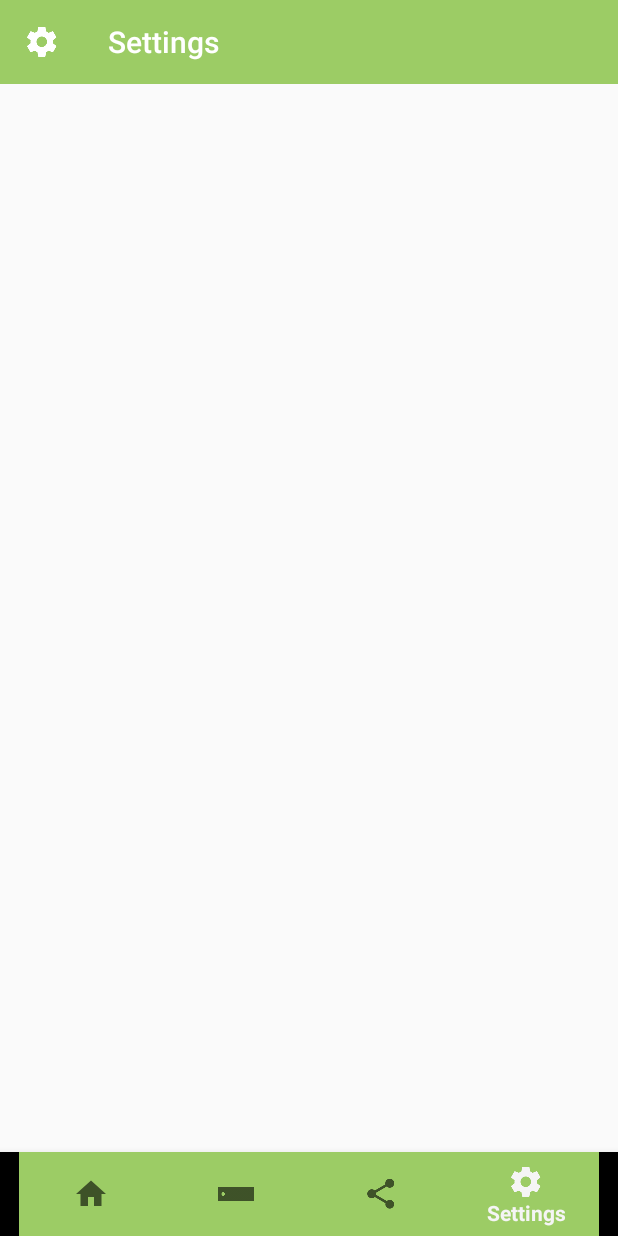
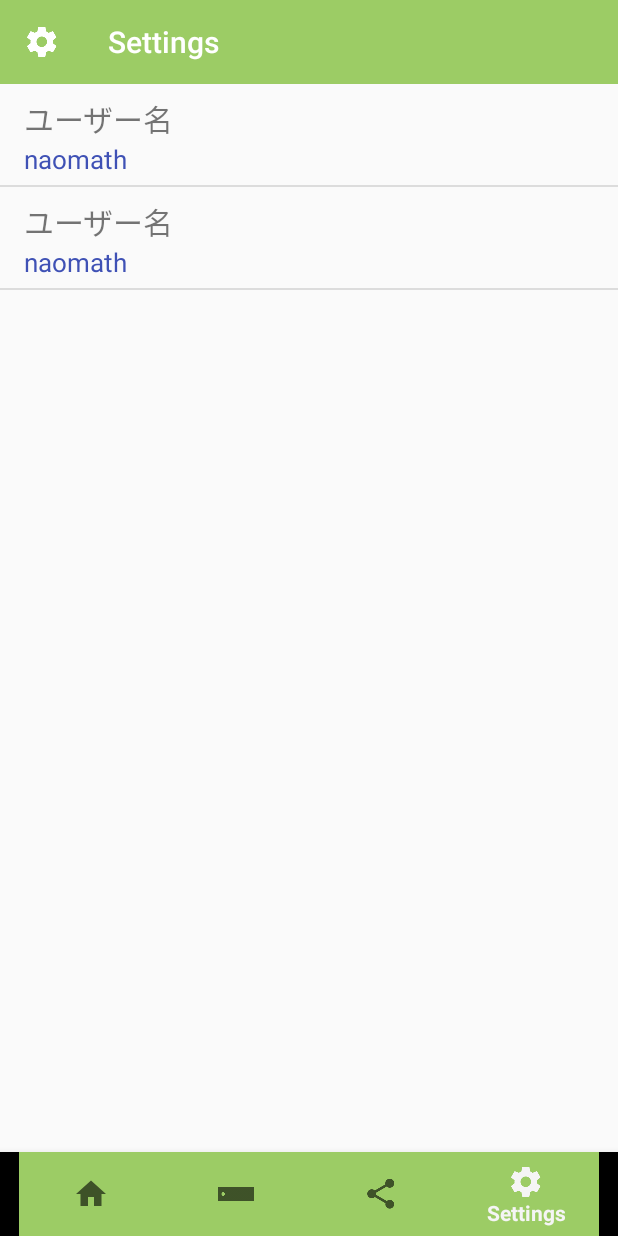
Before and after one commit to Naomath/EnglishFlashCards, an Android app: the HomeFragment screen opened directly, with no data from a screen before it, item 4 of the bottom bar chosen, on a phone screen of 412 x 824 dp. Run offline under Robolectric (Android 15) with nearby library versions, the phone set to English and light mode, and no system bars; libraries missing offline, so code that uses them is left out: com.github.mikephil.charting; 5 statements that could not run were skipped.

```diff
--- a/app/src/main/java/com/example/gotounaoto/myapplication/Fragment/SettingsUserFragment.java
+++ b/app/src/main/java/com/example/gotounaoto/myapplication/Fragment/SettingsUserFragment.java
@@ -1,109 +1,65 @@
 package com.example.gotounaoto.myapplication.Fragment;
 
 import android.content.Context;
-import android.net.Uri;
+import android.content.SharedPreferences;
 import android.os.Bundle;
 import android.support.v4.app.Fragment;
 import android.view.LayoutInflater;
 import android.view.View;
 import android.view.ViewGroup;
+import android.widget.ListView;
 
 import com.example.gotounaoto.myapplication.R;
+import com.example.gotounaoto.myapplication.adapters.SettingUserAdapter;
+import com.example.gotounaoto.myapplication.classes.TwoText;
 
-/**
- * A simple {@link Fragment} subclass.
- * Activities that contain this fragment must implement the
- * {@link SettingsUserFragment.OnFragmentInteractionListener} interface
- * to handle interaction events.
- * Use the {@link SettingsUserFragment#newInstance} factory method to
- * create an instance of this fragment.
- */
+import java.util.ArrayList;
+import java.util.List;
+
 public class SettingsUserFragment extends Fragment {
-    // TODO: Rename parameter arguments, choose names that match
-    // the fragment initialization parameters, e.g. ARG_ITEM_NUMBER
-    private static final String ARG_PARAM1 = "param1";
-    private static final String ARG_PARAM2 = "param2";
 
-    // TODO: Rename and change types of parameters
-    private String mParam1;
-    private String mParam2;
-
-    private OnFragmentInteractionListener mListener;
+    View view;
+    ListView listView;
+    SettingUserAdapter adapter;
 
     public SettingsUserFragment() {
         // Required empty public constructor
     }
 
-    /**
-     * Use this factory method to create a new instance of
-     * this fragment using the provided parameters.
-     *
-     * @param param1 Parameter 1.
-     * @param param2 Parameter 2.
-     * @return A new instance of fragment SettingsUserFragment.
-     */
-    // TODO: Rename and change types and number of parameters
-    public static SettingsUserFragment newInstance(String param1, String param2) {
-        SettingsUserFragment fragment = new SettingsUserFragment();
-        Bundle args = new Bundle();
-        args.putString(ARG_PARAM1, param1);
-        args.putString(ARG_PARAM2, param2);
-        fragment.setArguments(args);
-        return fragment;
-    }
-
     @Override
     public void onCreate(Bundle savedInstanceState) {
         super.onCreate(savedInstanceState);
-        if (getArguments() != null) {
-            mParam1 = getArguments().getString(ARG_PARAM1);
-            mParam2 = getArguments().getString(ARG_PARAM2);
-        }
+
     }
 
     @Override
     public View onCreateView(LayoutInflater inflater, ViewGroup container,
                              Bundle savedInstanceState) {
-        // Inflate the layout for this fragment
-        return inflater.inflate(R.layout.fragment_settngs, container, false);
+        view = inflater.inflate(R.layout.fragment_setting_user, container, false);
+        settingListView();
+        return view;
     }
 
-    // TODO: Rename method, update argument and hook method into UI event
-    public void onButtonPressed(Uri uri) {
-        if (mListener != null) {
-            mListener.onFragmentInteraction(uri);
-        }
+    public void settingListView(){
+        //listviewの設定
+        listView = (ListView)view.findViewById(R.id.list_view);
+        adapter = new SettingUserAdapter(getActivity(), R.layout.adapter_setting_user);
+        listView.setAdapter(adapter);
+        addItemList();
+        //上のメソッドでadapterにitemsをセットする
     }
 
-    @Override
-    public void onAttach(Context context) {
-        super.onAttach(context);
-        if (context instanceof OnFragmentInteractionListener) {
-            mListener = (OnFragmentInteractionListener) context;
-        } else {
-            throw new RuntimeException(context.toString()
-                    + " must implement OnFragmentInteractionListener");
-        }
+    public void addItemList(){
+        //listviewに要素を追加する
+        List<TwoText> list_item = new ArrayList<>();
+        SharedPreferences preferences_user = getActivity().getSharedPreferences("user"
+                , Context.MODE_PRIVATE);
+        TwoText item1 = new TwoText("ユーザー名", preferences_user.getString("name",null));
+        list_item.add(item1);
+        TwoText item2 = new TwoText("間違えやすい問題になる誤答率"
+                , String.valueOf(preferences_user.getFloat("percentage", 30f))+"%", 1);
+        list_item.add(item2);
+        adapter.addAll(list_item);
     }
 
-    @Override
-    public void onDetach() {
-        super.onDetach();
-        mListener = null;
-    }
-
-    /**
-     * This interface must be implemented by activities that contain this
-     * fragment to allow an interaction in this fragment to be communicated
-     * to the activity and potentially other fragments contained in that
-     * activity.
-     * <p>
-     * See the Android Training lesson <a href=
-     * "http://developer.android.com/training/basics/fragments/communicating.html"
-     * >Communicating with Other Fragments</a> for more information.
-     */
-    public interface OnFragmentInteractionListener {
-        // TODO: Update argument type and name
-        void onFragmentInteraction(Uri uri);
-    }
 }
--- /dev/null
+++ b/app/src/main/java/com/example/gotounaoto/myapplication/adapters/SettingUserAdapter.java
@@ -0,0 +1,60 @@
+package com.example.gotounaoto.myapplication.adapters;
+
+import android.content.Context;
+import android.support.annotation.NonNull;
+import android.view.LayoutInflater;
+import android.view.View;
+import android.view.ViewGroup;
+import android.widget.ArrayAdapter;
+import android.widget.TextView;
+
+import com.example.gotounaoto.myapplication.R;
+import com.example.gotounaoto.myapplication.classes.TwoText;
+
+import org.w3c.dom.Text;
+
+/**
+ * Created by gotounaoto on 2018/02/02.
+ */
+
+public class SettingUserAdapter extends ArrayAdapter<TwoText> {
+    Context context;
+    LayoutInflater layoutInflater;
+    int resource;
+
+    public SettingUserAdapter(@NonNull Context context, int resource) {
+        //コンストラクタ
+        super(context, resource);
+        this.context = context;
+        this.layoutInflater = LayoutInflater.from(this.context);
+        this.resource = resource;
+    }
+
+    @Override
+    public View getView(int position, View convertView, ViewGroup parent) {
+        SettingUserAdapter.ViewSetUp view_set_up;
+        if (convertView == null) {
+            convertView = layoutInflater.inflate(resource, null);
+            view_set_up = new SettingUserAdapter.ViewSetUp(convertView);
+            convertView.setTag(view_set_up);
+        } else {
+            view_set_up = ((SettingUserAdapter.ViewSetUp) convertView.getTag());
+            TwoText item = getItem(position);
+            view_set_up.text_title.setText(item.getFirst_text());
+            view_set_up.text_sub_title.setText(item.getSecond_text());
+        }
+
+        return convertView;
+    }
+
+    private class ViewSetUp {
+
+        TextView text_title;
+        TextView text_sub_title;
+
+        public ViewSetUp(View view) {
+            text_title = (TextView)view.findViewById(R.id.text_title);
+            text_sub_title = (TextView)view.findViewById(R.id.text_sub_title);
+        }
+    }
+}
--- /dev/null
+++ b/app/src/main/java/com/example/gotounaoto/myapplication/classes/TwoText.java
@@ -0,0 +1,34 @@
+package com.example.gotounaoto.myapplication.classes;
+
+import lombok.Getter;
+import lombok.Setter;
+
+public class TwoText {
+
+    //SettingUserAdapterで使う
+
+    @Getter
+    @Setter
+    private String first_text;
+
+    @Getter
+    @Setter
+    private String second_text;
+
+    @Getter
+    @Setter
+    private int id;
+    //adapterから取得したときのidを示すためのやつ
+
+    public TwoText(String first_text, String second_text) {
+        this.first_text = first_text;
+        this.second_text = second_text;
+    }
+
+    public TwoText(String first_text, String second_text, int id){
+        this.first_text = first_text;
+        this.second_text = second_text;
+        this.id = id;
+    }
+
+}
--- /dev/null
+++ b/app/src/main/res/layout/adapter_setting_user.xml
@@ -0,0 +1,30 @@
+<?xml version="1.0" encoding="utf-8"?>
+<LinearLayout xmlns:android="http://schemas.android.com/apk/res/android"
+    android:layout_width="match_parent"
+    android:layout_height="80dp"
+    android:orientation="vertical">
+
+        <TextView
+            android:id="@+id/text_title"
+            android:layout_width="match_parent"
+            android:layout_height="0dp"
+            android:layout_marginLeft="16dp"
+            android:layout_marginTop="8dp"
+            android:layout_weight="7"
+            android:gravity="left"
+            android:text="ユーザー名"
+            android:textSize="20dp" />
+
+        <TextView
+            android:id="@+id/text_sub_title"
+            android:layout_width="match_parent"
+            android:layout_height="0dp"
+            android:layout_marginBottom="5dp"
+            android:layout_weight="3"
+            android:gravity="bottom"
+            android:layout_marginLeft="16dp"
+            android:textSize="17dp"
+            android:textColor="@color/colorPrimary"
+            android:text="naomath" />
+
+</LinearLayout>
--- a/app/src/main/res/layout/fragment_settngs.xml
+++ b/app/src/main/res/layout/fragment_setting_user.xml
@@ -4,10 +4,9 @@
     android:layout_height="match_parent"
     tools:context="com.example.gotounaoto.myapplication.Fragment.SettingsUserFragment">
 
-    <!-- TODO: Update blank fragment layout -->
-    <TextView
+    <ListView
+        android:id="@+id/list_view"
         android:layout_width="match_parent"
-        android:layout_height="match_parent"
-        android:text="@string/hello_blank_fragment" />
+        android:layout_height="match_parent"/>
 
 </FrameLayout>
```
Also changed, not shown: app/src/main/java/com/example/gotounaoto/myapplication/Activity/SetUpUserActivity.java (+9 -0 lines), app/src/main/java/com/example/gotounaoto/myapplication/Fragment/AddWordsFragment.java (+9 -9 lines), app/src/main/java/com/example/gotounaoto/myapplication/Fragment/AnswerFragment.java (+6 -1 lines), app/src/main/java/com/example/gotounaoto/myapplication/Fragment/HomeFragment.java (+4 -44 lines).
